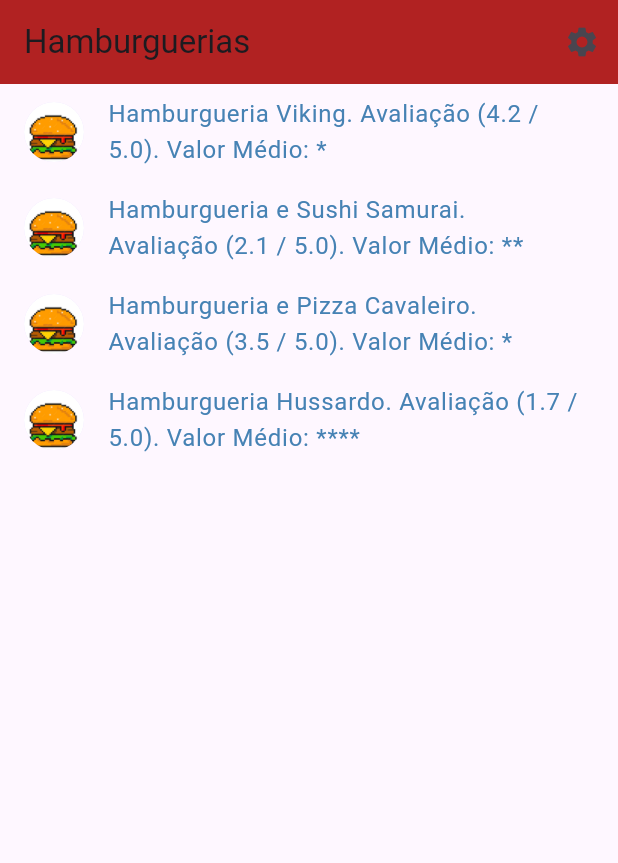
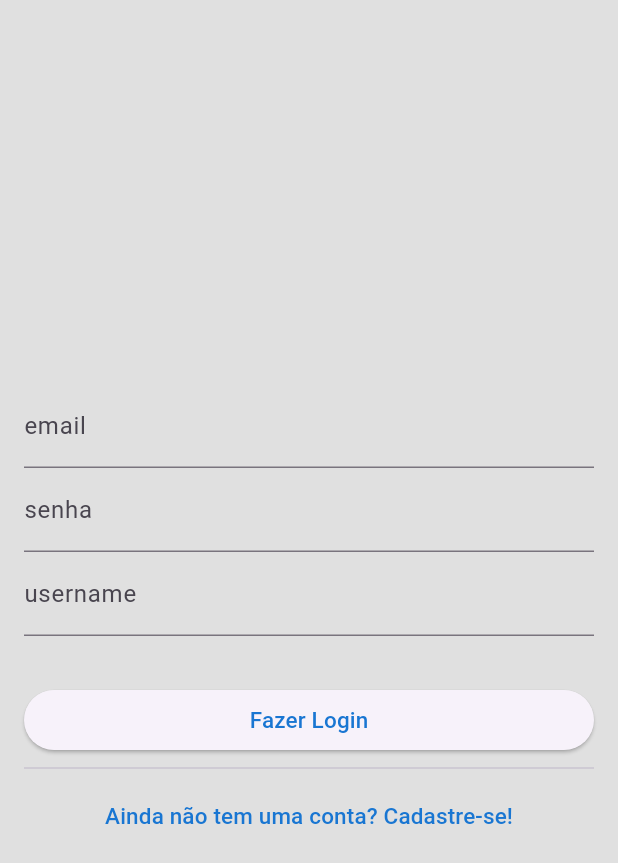
Before and after one commit to V1ct0rSabaa/Hamburgueria-com-Ratings-e-Users, a Flutter app: the screen it shows after launch, on a phone screen of 412 x 824 dp. Shown: the top 863 px of the screen. Run offline on Flutter 3.47's test engine with Material 3 defaults, Android fonts, the light colour scheme and no system bars; generated files the repository leaves out were written again.

Commit message:
sprint 2 screen

```diff
--- a/lib/src/app.dart
+++ b/lib/src/app.dart
@@ -2,20 +2,16 @@ import 'package:flutter/material.dart';
 import 'package:flutter_gen/gen_l10n/app_localizations.dart';
 import 'package:flutter_localizations/flutter_localizations.dart';
 
-import 'lista_items/item_details_view.dart';
-import 'lista_items/item_list_view.dart';
+import 'screens/AuthScreen.dart';
 import 'settings/settings_controller.dart';
-import 'settings/settings_view.dart';
 
-/// Widget de configuração
 class MyApp extends StatelessWidget {
   const MyApp({super.key, required this.settingsController,});
 
   final SettingsController settingsController;
   @override
   Widget build(BuildContext context) {
-    // Glue the SettingsController to the MaterialApp.
-    // The ListenableBuilder Widget listens to the SettingsController for changes.
+    // Glue the SettingsController to the MaterialApp. The ListenableBuilder Widget listens to the SettingsController for changes
     return ListenableBuilder(
       listenable: settingsController,
       builder: (BuildContext context, Widget? child) {
@@ -27,45 +23,32 @@ class MyApp extends StatelessWidget {
             GlobalWidgetsLocalizations.delegate,
             GlobalCupertinoLocalizations.delegate,
           ],
-          supportedLocales: const [
-            Locale('en', ''), // English, no country code
-          ],
-
-          // Use AppLocalizations to configure the correct application title
-          // depending on the user's locale.
-          //
-          // The appTitle is defined in .arb files found in the localization
-          // directory.
-          onGenerateTitle: (BuildContext context) =>
-              AppLocalizations.of(context)!.appTitle,
-
-          // Define a light and dark color theme. Then, read the user's
-          // preferred ThemeMode (light, dark, or system default) from the
-          // SettingsController to display the correct theme.
+          supportedLocales: const [ Locale('en', ''), ],
+          onGenerateTitle: (BuildContext context) => AppLocalizations.of(context)!.appTitle,
           theme: ThemeData(),
           darkTheme: ThemeData.dark(),
           themeMode: settingsController.themeMode,
-
-          // Define a function to handle named routes in order to support
-          // Flutter web url navigation and deep linking.
-          onGenerateRoute: (RouteSettings routeSettings) {
-            return MaterialPageRoute<void>(
-              settings: routeSettings,
-              builder: (BuildContext context) {
-                switch (routeSettings.name) {
-                  case SettingsView.routeName:
-                    return SettingsView(controller: settingsController);
-                  case ItemDetailsView.routeName:
-                    return const ItemDetailsView();
-                  case ItemListView.routeName:
-                  default:
-                    return const ItemListView();
-                }
-              },
-            );
-          },
+          home: const AuthScreen(),
+          // onGenerateRoute: (RouteSettings routeSettings) {
+          //   return MaterialPageRoute<void>(
+          //     settings: routeSettings,
+          //     builder: (BuildContext context) {
+          //       switch (routeSettings.name) {
+          //         case SettingsView.routeName:
+          //           return SettingsView(controller: settingsController);
+          //         case ItemDetailsView.routeName:
+          //           return const ItemDetailsView();
+          //         case ItemListView.routeName:
+          //           return const ItemListView();
+          //         default:
+          //            return const ItemListView();
+          //       }
+          //     },
+          //   );
+          // },
         );
       },
     );
   }
+
 }
--- a/lib/src/lista_items/item.dart
+++ /dev/null
@@ -1,9 +0,0 @@
-/// A placeholder class that represents an entity or model.
-class Item {
-  const Item(this.id, this.nome, this.rating, this.valorMedio);
-
-  final int id;
-  final String nome;
-  final double rating;
-  final String valorMedio;
-}
--- a/lib/src/lista_items/item_list_view.dart
+++ /dev/null
@@ -1,66 +0,0 @@
-import 'package:flutter/material.dart';
-
-import '../settings/settings_view.dart';
-import 'item.dart';
-import 'item_details_view.dart';
-
-class ItemListView extends StatelessWidget {
-  const ItemListView({
-    super.key,
-    this.items = const [
-      Item(1, "Hamburgueria Viking", 4.2, "*"),
-      Item(2, "Hamburgueria e Sushi Samurai", 2.1, "**"),
-      Item(3, "Hamburgueria e Pizza Cavaleiro", 3.5, "*"),
-      Item(4, "Hamburgueria Hussardo", 1.7, "****")
-      ]
-  });
-
-  static const routeName = '/';
-
-  final List<Item> items;
-
-  @override
-  Widget build(BuildContext context) {
-    const String nomeLista = "Hamburguerias";
-    return Scaffold(
-      appBar: AppBar(
-        title: const Text(nomeLista),
-        actions: [
-          IconButton(
-            icon: const Icon(Icons.settings),
-            onPressed: () { // vai para configurações
-              Navigator.restorablePushNamed(context, SettingsView.routeName);
-            },
-          ),
-        ],
-        backgroundColor: Color.fromARGB(255, 177,34,34),
-      ),
-      body: ListView.builder(
-        restorationId: 'sampleItemListView',
-        itemCount: items.length,
-        itemBuilder: (BuildContext context, int index) {
-          final item = items[index];
-          const double maximoRating = 5.0;
-          final textoItem = """${item.nome}. Avaliação (${item.rating} / $maximoRating). Valor Médio: ${item.valorMedio}""";
-          const Color corTexto = Color.fromARGB(255, 70,130,180);
-          return ListTile(
-            title: Text(textoItem,
-            style: const TextStyle(color : corTexto),
-
-            )
-            ,
-            leading: const CircleAvatar( // add icone circular de hamburguer ao lado de cada
-              foregroundImage: AssetImage('assets/images/hamb1.png')
-            ),
-            onTap: () {
-              Navigator.restorablePushNamed(
-                context,
-                ItemDetailsView.routeName,
-              );
-            }
-          );
-        },
-      ),
-    );
-  }
-}
--- /dev/null
+++ b/lib/src/screens/AuthScreen.dart
@@ -0,0 +1,82 @@
+import 'package:flutter/material.dart';
+
+class AuthScreen extends StatefulWidget{
+  const AuthScreen({super.key});
+  @override
+  State<StatefulWidget> createState() => AuthScreenState();
+}
+
+class AuthScreenState extends State<AuthScreen>{
+  bool jaCadastrou = true;
+  final Color? corTextoEspecial = Colors.blue[700];
+
+  String? validarEmail(String? entrada){
+    return null;
+  }
+  String? validarSenha(String? entrada){
+    return null;
+  }
+  String? validarUsername(String? entrada){
+    return null;
+  }
+
+  @override
+  Widget build(BuildContext context){
+    return Scaffold(
+      backgroundColor: Colors.black12,
+      body: Padding(
+        padding: const EdgeInsets.all(16.0),
+        child: Form(child:
+        Column(
+          mainAxisAlignment: MainAxisAlignment.center,
+          crossAxisAlignment: CrossAxisAlignment.stretch,
+          children: [
+            TextFormField(
+              showCursor: true,
+              decoration: const InputDecoration(label: Text("email")),
+              validator: (String? value){
+                if(value == null) { return "O email não pode estar vázio!"; }
+                if(!value.contains("@")){ return  "O email deve conter \"@\""; }
+                if(value.startsWith("@") || value.endsWith("@") || value.length <= 4) {return "Formato de email inválido"; }
+                return null;
+              }
+            ),
+            TextFormField(
+              showCursor: true, obscureText: true,
+             decoration: const InputDecoration(label: Text("senha")),
+             validator: (String? value) {
+              if(value == null) { return "A senha não pode estar vázia"; }
+              // final regex = RegExp(r"[A-za-z0-9]+");
+              // if(regex.hasMatch(value)){
+              //   return "Formato de senha inválido, deve conter letras minusculas, maiusculas e números";
+              // }
+              return null;
+             }
+            ),
+            Visibility(
+              visible: jaCadastrou,
+              child: TextFormField(decoration: const InputDecoration(label: Text("username"))
+              )
+            ),
+            const SizedBox(height: 32),
+            ElevatedButton(
+              onPressed: (){
+
+              },
+              child: Text((jaCadastrou) ? "Fazer Login" : "Criar Conta", style: TextStyle(fontSize: 15, color: corTextoEspecial))
+            ),
+            const Divider(),
+            TextButton(
+              onPressed: (){ setState(() {
+                jaCadastrou = !jaCadastrou; })
+              ;},
+              child: Text((jaCadastrou) ? "Ainda não tem uma conta? Cadastre-se!" : "Já tenho conta, quero fazer login.",
+                style: TextStyle(fontSize: 15, color: corTextoEspecial))
+                )
+            ]
+          )
+        )
+      )
+    );
+  }
+}
--- a/lib/src/lista_items/item_details_view.dart
+++ b/lib/src/views/item_details_view.dart
@@ -4,7 +4,7 @@ import 'package:flutter/material.dart';
 class ItemDetailsView extends StatelessWidget {
   const ItemDetailsView({super.key});
 
-  static const routeName = '/sample_item';
+  static const routeName = '/details';
 
   @override
   Widget build(BuildContext context) {
```
Also changed, not shown: lib/src/models/item.dart (added, +35 -0 lines), lib/src/views/item_list_view.dart (added, +83 -0 lines).
